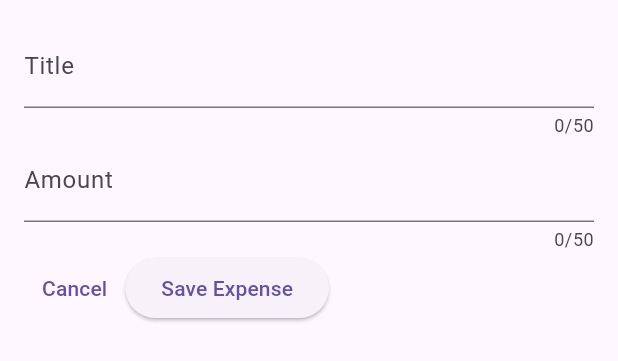
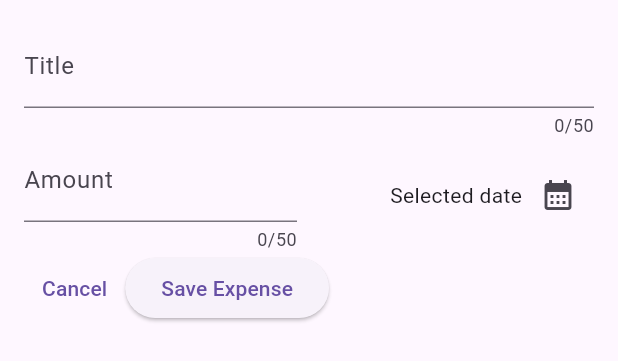
Before and after one commit to duytoann/flutter_expense_tracker_app, a Flutter app: the NewExpense widget shown alone on an empty page, opened directly, on a phone screen of 412 x 824 dp. Shown: the top 361 px of the screen. Run offline on Flutter 3.47's test engine with Material 3 defaults, Android fonts, the phone set to English and light mode, and no system bars.

Commit message:
113/showing a date picker

```diff
--- a/lib/widgets/new_expense.dart
+++ b/lib/widgets/new_expense.dart
@@ -12,6 +12,12 @@ class NewExpense extends StatefulWidget {
 class _NewExpenseState extends State<NewExpense> {
   final _titleController = TextEditingController();
   final _amountController = TextEditingController();
+
+  void _presentDatePicker() {
+    final now = DateTime.now();
+    final firstDate = DateTime(now.year - 1, now.month, now.day);
+    showDatePicker(context: context, initialDate: now, firstDate: firstDate, lastDate: now);
+  }
 
   @override
   void dispose() {
@@ -33,7 +39,10 @@ class _NewExpenseState extends State<NewExpense> {
               label: Text('Title'),
             ),
           ),
-          TextField(
+          Row(
+            children: [
+              Expanded(
+                child: TextField(
                   controller: _amountController,
                   maxLength: 50,
                   keyboardType: TextInputType.number,
@@ -41,6 +50,24 @@ class _NewExpenseState extends State<NewExpense> {
                     label: Text('Amount'),
                     prefixText: '\$',
                   ),
+                ),
+              ),
+              const SizedBox(
+                width: 16,
+              ),
+              Expanded(
+                child: Row(
+                  mainAxisAlignment: MainAxisAlignment.end,
+                  children: [
+                    const Text('Selected date'),
+                    IconButton(
+                      icon: const Icon(Icons.calendar_month),
+                      onPressed: _presentDatePicker,
+                    )
+                  ],
+                ),
+              )
+            ],
           ),
           Row(
             children: [
@@ -58,7 +85,7 @@ class _NewExpenseState extends State<NewExpense> {
                 child: const Text('Save Expense'),
               )
             ],
-          )
+          ),
         ],
       ),
     );
```
Lines whose indentation alone changed are shown as unchanged.
